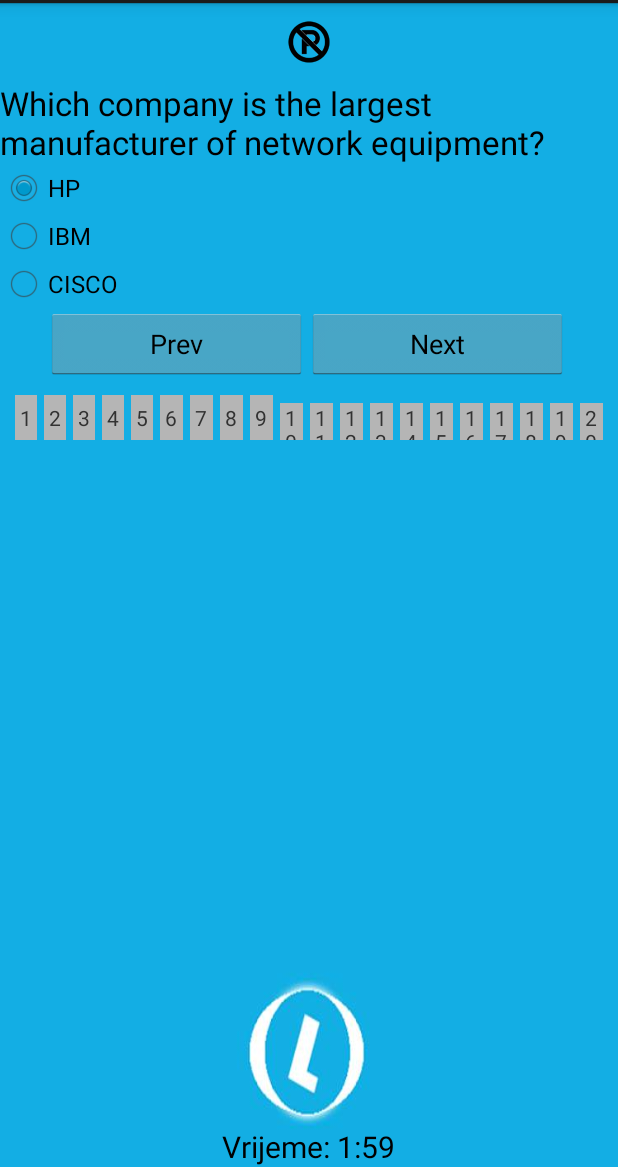
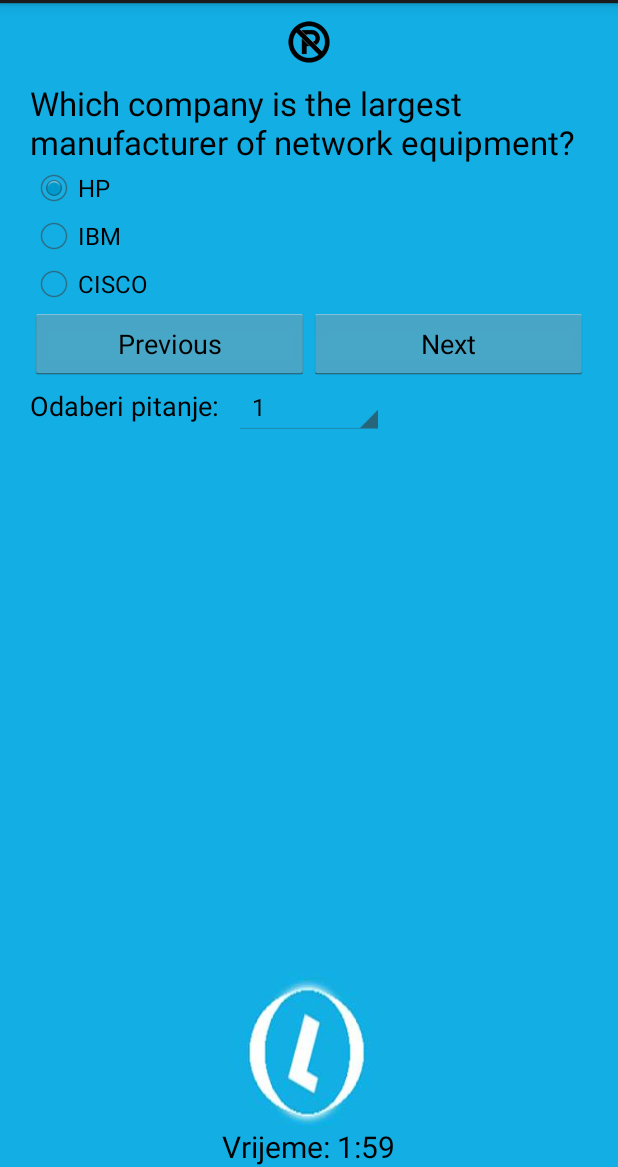
Before and after one commit to rimatik/DrivingSchool-mobile, an Android app: the QuizActivity screen opened directly, with no data from a screen before it, on a phone screen of 412 x 824 dp, the part 69-1236 px from its top. Run offline under Robolectric (Android 15) with nearby library versions, the phone set to English and light mode, and no system bars; 1 statement that could not run was skipped.

```diff
--- a/app/src/main/java/com/slaven/radja/autoskola/ispiti/QuizActivity.java
+++ b/app/src/main/java/com/slaven/radja/autoskola/ispiti/QuizActivity.java
@@ -9,27 +9,28 @@ import android.content.Intent;
 import android.graphics.Color;
 import android.os.Bundle;
 import android.os.CountDownTimer;
-import android.view.Gravity;
 import android.view.Menu;
 import android.view.View;
+import android.widget.AdapterView;
+import android.widget.ArrayAdapter;
 import android.widget.Button;
 import android.widget.ImageView;
-import android.widget.LinearLayout;
 import android.widget.RadioButton;
 import android.widget.RadioGroup;
+import android.widget.Spinner;
 import android.widget.TextView;
 import android.widget.Toast;
 
 import com.slaven.radja.autoskola.R;
-import com.slaven.radja.autoskola.helpers.DisplayHelper;
 
+import java.util.ArrayList;
 import java.util.List;
 import java.util.concurrent.TimeUnit;
 
 public class QuizActivity extends Activity {
 
     List<Question> quesList;
-    int score = 0; //komentar
+    int score = 0;
     int qid = 0;
     int serviceId = 0;
     Question currentQ, prevQ;
@@ -38,8 +39,7 @@ public class QuizActivity extends Activity {
     Button butNext,butPrev;
     Intent serviceIntent;
     ImageView questionImage;
-    LinearLayout questionPicker;
-    String pom;
+    Spinner questionPicker;
 
     @Override
     protected void onCreate(Bundle savedInstanceState) {
@@ -59,9 +59,9 @@ public class QuizActivity extends Activity {
         tvVrijeme = (TextView) findViewById(R.id.satPrikaz);
         serviceIntent = new Intent(QuizActivity.this, ResultActivity.class);
         questionImage = (ImageView) findViewById(R.id.iv_question_image);
-        questionPicker = (LinearLayout) findViewById(R.id.ll_question_picker);
+        questionPicker = (Spinner) findViewById(R.id.question_picker);
+        setupQuestionPickerSpinner();
         setQuestionView();
-        setQuestionPicker();
 
         new CountDownTimer(120000, 1000) {
 
@@ -136,30 +136,15 @@ public class QuizActivity extends Activity {
 
     }
 
-    private void setQuestionPicker() {
-        LinearLayout.LayoutParams params = new LinearLayout.LayoutParams(0, DisplayHelper.getDpToPx(this, 30));
-        params.weight = 1;
-        params.rightMargin = DisplayHelper.getDpToPx(this, 5);
-
+    private void setupQuestionPickerSpinner() {
+        List<String> questions = new ArrayList<String>();
         for (int i = 0; i < quesList.size(); i++) {
-
-
-            final TextView textView = new TextView(this);
-            final int position = i;
-            textView.setText(Integer.toString(i + 1));
-            textView.setGravity(Gravity.CENTER_HORIZONTAL | Gravity.CENTER_VERTICAL);
-            textView.setBackgroundColor(getResources().getColor(R.color.light_gray));
-            textView.setOnClickListener(new View.OnClickListener() {
-                @Override
-                public void onClick(View view) {
-                    currentQ = quesList.get(position);
-                    qid = position;
-                    setQuestionView();
-                }
-            });
-            questionPicker.addView(textView, params);
+            questions.add(String.valueOf(i + 1));
         }
-
+        ArrayAdapter<String> spinnerArrayAdapter = new ArrayAdapter<String>(this, android.R.layout.simple_spinner_item, questions);
+        spinnerArrayAdapter.setDropDownViewResource(android.R.layout.simple_spinner_dropdown_item);
+        questionPicker.setAdapter(spinnerArrayAdapter);
+        questionPicker.setOnItemClickListener(questionPickerListener);
     }
 
     @Override
@@ -181,6 +166,7 @@ public class QuizActivity extends Activity {
         }
         qid++;
     }
+
     private void setQuestionViewPrev() {
         txtQuestion.setText(prevQ.getQUESTION());
         rda.setText(prevQ.getOPTA());
@@ -194,4 +180,11 @@ public class QuizActivity extends Activity {
         }
         qid--;
     }
+
+    private AdapterView.OnItemClickListener questionPickerListener = new AdapterView.OnItemClickListener() {
+        @Override
+        public void onItemClick(AdapterView<?> adapterView, View view, int i, long l) {
+
+        }
+    };
 }
--- a/app/src/main/res/layout/activity_kviz.xml
+++ b/app/src/main/res/layout/activity_kviz.xml
@@ -4,8 +4,7 @@
     xmlns:tools="http://schemas.android.com/tools"
     android:layout_width="match_parent"
     android:layout_height="match_parent"
-    android:background="@drawable/background_autoskola_p1"
-    >
+    android:background="@drawable/background_autoskola_p1">
 
     <ImageView
         android:layout_width="wrap_content"
@@ -18,6 +17,8 @@
     <LinearLayout
         android:layout_width="match_parent"
         android:layout_height="wrap_content"
+        android:layout_marginLeft="20dp"
+        android:layout_marginRight="20dp"
         android:id="@+id/ll_question_wrapper"
         android:layout_below="@+id/iv_question_image"
         android:orientation="vertical">
@@ -35,8 +36,7 @@
 
             android:id="@+id/radioGroup1"
             android:layout_width="match_parent"
-            android:layout_height="wrap_content"
-            >
+            android:layout_height="wrap_content">
 
             <RadioButton
 
@@ -45,7 +45,7 @@
                 android:layout_height="wrap_content"
                 android:checked="true"
                 tools:text="RadioButton"
-                android:textColor="@color/black"/>
+                android:textColor="@color/black" />
 
             <RadioButton
 
@@ -54,7 +54,7 @@
                 android:layout_width="match_parent"
                 android:layout_height="wrap_content"
                 tools:text="RadioButton"
-                android:textColor="@color/black"/>
+                android:textColor="@color/black" />
 
             <RadioButton
 
@@ -62,48 +62,63 @@
                 android:layout_width="match_parent"
                 android:layout_height="wrap_content"
                 tools:text="RadioButton"
-                android:textColor="@color/black"/>
+                android:textColor="@color/black" />
 
 
         </RadioGroup>
+
         <LinearLayout
-            android:layout_width="350dp"
+            android:layout_width="match_parent"
             android:layout_height="wrap_content"
             android:layout_gravity="center">
+
             <Button
                 android:id="@+id/bPrev"
-                android:layout_width="174dp"
+                android:layout_width="0dp"
+                android:layout_weight="1"
                 android:layout_height="wrap_content"
-                android:text="Prev" />
+                android:text="Previous" />
+
             <Button
                 android:id="@+id/bNext"
-                android:layout_width="174dp"
+                android:layout_width="0dp"
+                android:layout_weight="1"
                 android:layout_height="wrap_content"
                 android:text="Next" />
 
-            </LinearLayout>
+        </LinearLayout>
+
+        <LinearLayout
+            android:layout_width="match_parent"
+            android:layout_height="wrap_content"
+            android:orientation="horizontal">
+
+            <TextView
+                android:layout_width="wrap_content"
+                android:layout_height="wrap_content"
+                android:textColor="@android:color/black"
+                android:textSize="18sp"
+                android:layout_marginRight="10dp"
+                android:text="@string/choose_question"/>
+
+            <Spinner
+                android:layout_width="100dp"
+                android:id="@+id/question_picker"
+                android:layout_height="wrap_content" />
+
+        </LinearLayout>
+
     </LinearLayout>
 
-    <LinearLayout
-        android:layout_width="match_parent"
 
-        android:layout_marginTop="10dp"
-        android:layout_marginLeft="10dp"
-        android:layout_marginRight="5dp"
-        android:orientation="horizontal"
-        android:id="@+id/ll_question_picker"
-        android:layout_below="@+id/ll_question_wrapper"
-        android:layout_height="wrap_content">
-
-    </LinearLayout>
     <TextView
         android:id="@+id/satPrikaz"
         android:layout_width="wrap_content"
         android:layout_height="wrap_content"
         android:layout_alignParentBottom="true"
         android:layout_centerInParent="true"
-        android:textSize="20dp"/>
-
+        tools:text="1:08"
+        android:textSize="20dp" />
 
 
 </RelativeLayout>
--- a/app/src/main/res/values/strings.xml
+++ b/app/src/main/res/values/strings.xml
@@ -4,6 +4,7 @@
     <string name="app_name">Autoskola</string>
     <string name="hello_world">Hello world!</string>
     <string name="action_settings">Settings</string>
+    <string name="choose_question">Odaberi pitanje: </string>
 
     <string-array name="titles">
         <item>Brzina kretanja</item>
```
